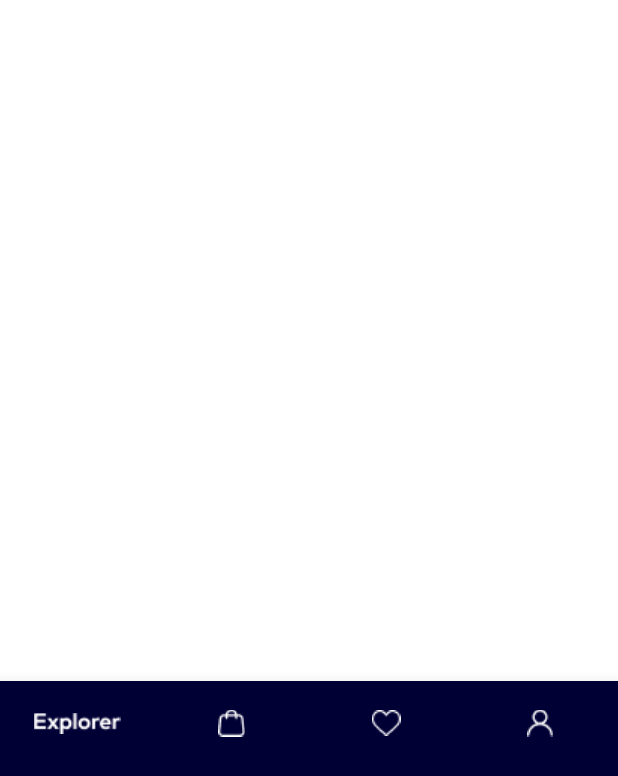
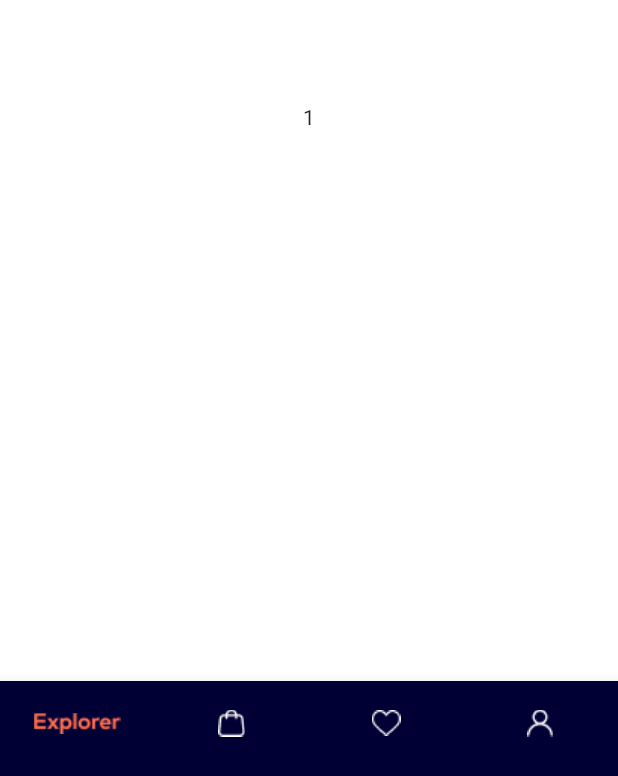
Before and after one commit to Tashakashkina/test_task_store, a Flutter app: the screen it shows after launch, on a phone screen of 412 x 824 dp. Shown: the part 447-1223 px from the top of the screen. Run offline on Flutter 3.47's test engine with Material 2 defaults, Android fonts, the phone set to English and light mode, and no system bars.

Commit message:
icons color switching&slivers

```diff
--- a/lib/application/ui/screens/main_tabs/main_tabs_screen.dart
+++ b/lib/application/ui/screens/main_tabs/main_tabs_screen.dart
@@ -9,15 +9,36 @@ class MainTabsScreen extends StatelessWidget {
   @override
   Widget build(BuildContext context) {
 
-    return Scaffold(
-
-       bottomNavigationBar: SizedBox(height: 72,
-          child:
-        _NavBarWidget()
+    return const Scaffold(
+      body: _BodyWidget(),
+      bottomNavigationBar: SizedBox(height: 72,
+          child:_NavBarWidget()
     ),);
   }
 }
 
+class _BodyWidget extends StatelessWidget {
+  const _BodyWidget({Key? key}) : super(key: key);
+
+  @override
+  Widget build(BuildContext context) {
+     final currentIndex = context.select(
+    (MainTabsViewModel vm) => vm.currentTabIndex
+  );
+  return IndexedStack(
+        index: currentIndex,
+        children: [
+        Center(
+          child: Text('1')),
+          Center(
+          child: Text('2')),
+          Center(
+          child: Text('3')),
+          Center(
+          child: Text('4')),
+      ]);
+  }
+}
 class _NavBarWidget extends StatelessWidget {
   const _NavBarWidget({
     Key? key,
@@ -28,6 +49,17 @@ class _NavBarWidget extends StatelessWidget {
   final currentIndex = context.select(
     (MainTabsViewModel vm) => vm.currentTabIndex
   );
+
+  final theme = Theme.of(context).bottomNavigationBarTheme;
+  final buttons = [
+    _BottomNavigationBarItemFactory('assets/icons/1/tabbar_explorer.png', 'Explorer'),
+    _BottomNavigationBarItemFactory('assets/icons/1/tabbar_bag.png', 'Корзина'),
+    _BottomNavigationBarItemFactory('assets/icons/1/tabbar_heart.png', 'Избранное'),
+    _BottomNavigationBarItemFactory('assets/icons/1/tabbar_person.png', 'Личный кабинет')
+  ].asMap().map((index, value) {
+    return MapEntry(index, value.build(index, currentIndex, theme));
+  }).values.toList();
+
   final model = context.read<MainTabsViewModel>();
     return BottomNavigationBar(
       showSelectedLabels: true,
@@ -36,23 +68,23 @@ class _NavBarWidget extends StatelessWidget {
       onTap: model.setCurrentTabIndex,
       type: BottomNavigationBarType.fixed,
 
-      items: [
-
-         BottomNavigationBarItem(icon: Image.asset('assets/icons/1/tabbar_explorer.png'),
-         label: '',
-         tooltip: 'Explorer'
-      ),
-        BottomNavigationBarItem(icon: Image.asset('assets/icons/1/tabbar_bag.png'),
-        label: '',
-        tooltip: 'Корзина'),
-        BottomNavigationBarItem(icon: Image.asset('assets/icons/1/tabbar_heart.png'),
-        label: '',
-        tooltip: 'Избранное'),
-        BottomNavigationBarItem(icon: Image.asset('assets/icons/1/tabbar_person.png'),
-        label: '',
-        tooltip: 'Личный кабинет'),
-      ],
-
-    );
+      items: buttons);
   }
 }
+
+class _BottomNavigationBarItemFactory {
+  final String iconName;
+  final String tooltip;
+
+  _BottomNavigationBarItemFactory (this.iconName, this.tooltip);
+
+  BottomNavigationBarItem build(
+    int index, int currentIndex, BottomNavigationBarThemeData theme){
+     final color = index == currentIndex ? theme.selectedItemColor : theme.unselectedItemColor;
+      return  BottomNavigationBarItem(
+         label: '',
+         icon: Image.asset( iconName,
+         color: color),
+         tooltip: tooltip,
+      );
+}}
--- /dev/null
+++ b/lib/application/ui/screens/main_tabs/schedule_widget.dart
@@ -0,0 +1,11 @@
+import 'package:flutter/material.dart';
+
+class Schedule_Widget extends StatelessWidget {
+  const Schedule_Widget({Key? key}) : super(key: key);
+
+  @override
+  Widget build(BuildContext context) {
+    return  Container();
+
+  }
+}
```
